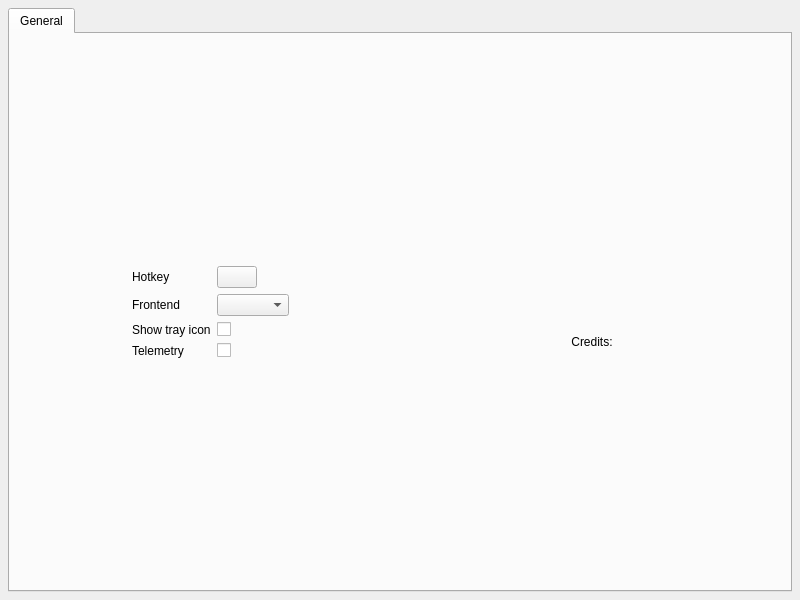
Before: the Qt Designer form src/settings/settingswindow.ui in albertlauncher/albert, drawn with Qt 5.
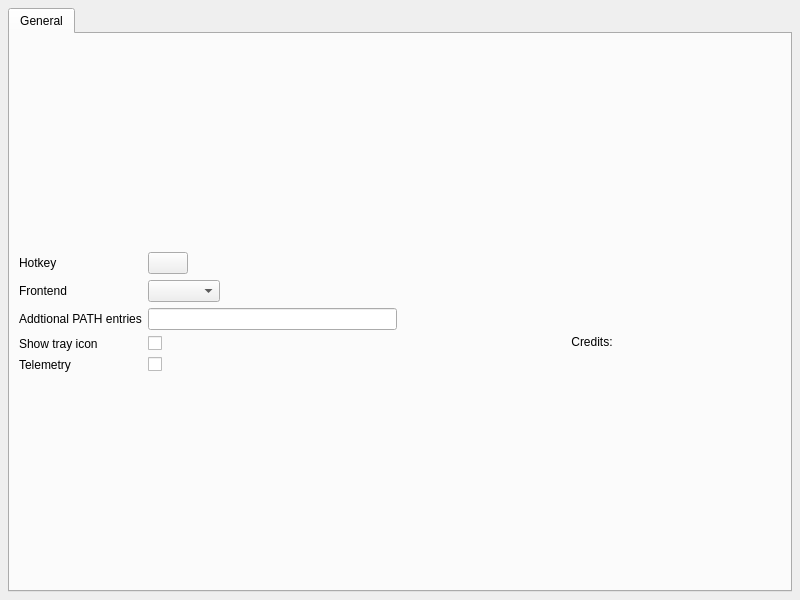
After: the same form once the commit is applied. Icons and pictures are not drawn.

Commit message: feat: User customizable PATH

Diff of the .ui file:
```diff
--- a/src/settings/settingswindow.ui
+++ b/src/settings/settingswindow.ui
@@ -103,6 +103,13 @@
             </widget>
            </item>
            <item row="2" column="0">
+            <widget class="QLabel" name="label_path">
+             <property name="text">
+              <string>Addtional PATH entries</string>
+             </property>
+            </widget>
+           </item>
+           <item row="3" column="0">
             <widget class="QLabel" name="label_show_tray">
              <property name="text">
               <string>Show tray icon</string>
@@ -112,7 +119,7 @@
              </property>
             </widget>
            </item>
-           <item row="2" column="1">
+           <item row="3" column="1">
             <widget class="QCheckBox" name="checkBox_showTray">
              <property name="sizePolicy">
               <sizepolicy hsizetype="Fixed" vsizetype="Fixed">
@@ -125,7 +132,7 @@
              </property>
             </widget>
            </item>
-           <item row="3" column="0">
+           <item row="4" column="0">
             <widget class="QLabel" name="label_telemetry">
              <property name="text">
               <string>Telemetry</string>
@@ -138,7 +145,7 @@
              </property>
             </widget>
            </item>
-           <item row="3" column="1">
+           <item row="4" column="1">
             <widget class="QCheckBox" name="checkBox_telemetry">
              <property name="sizePolicy">
               <sizepolicy hsizetype="Fixed" vsizetype="Fixed">
@@ -151,6 +158,9 @@
              </property>
             </widget>
            </item>
+           <item row="2" column="1">
+            <widget class="QLineEdit" name="lineEdit_additional_path_entries"/>
+           </item>
           </layout>
          </item>
          <item>
```
The commit also changes 5 other files.
